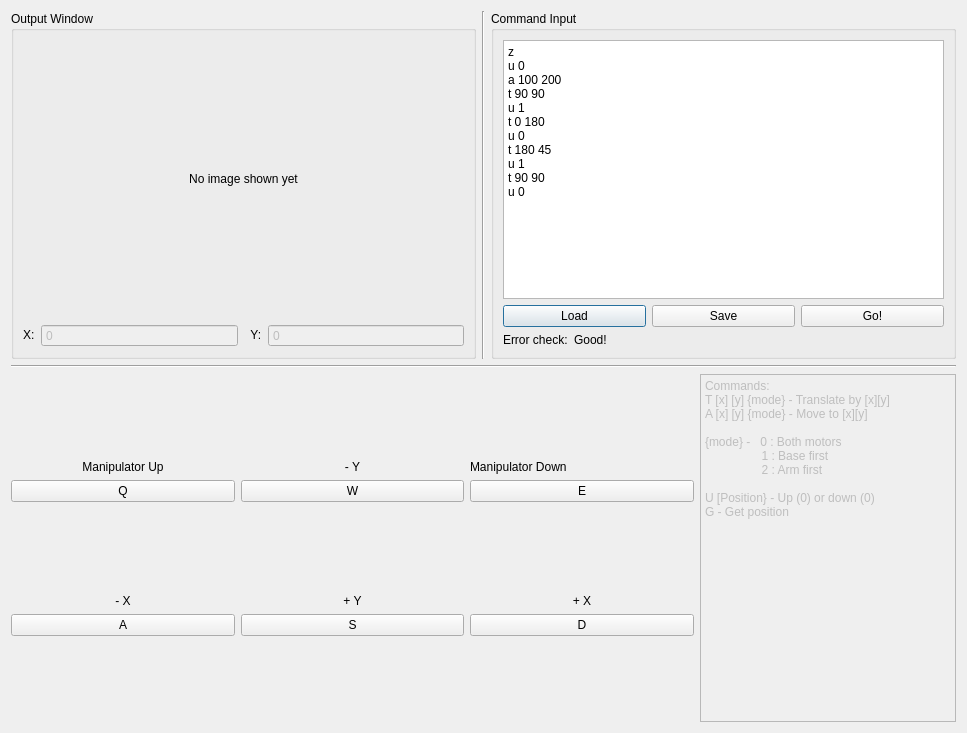
Old version of the form GUI.ui in the repository Flawededge/Uni_RobotArmGui.
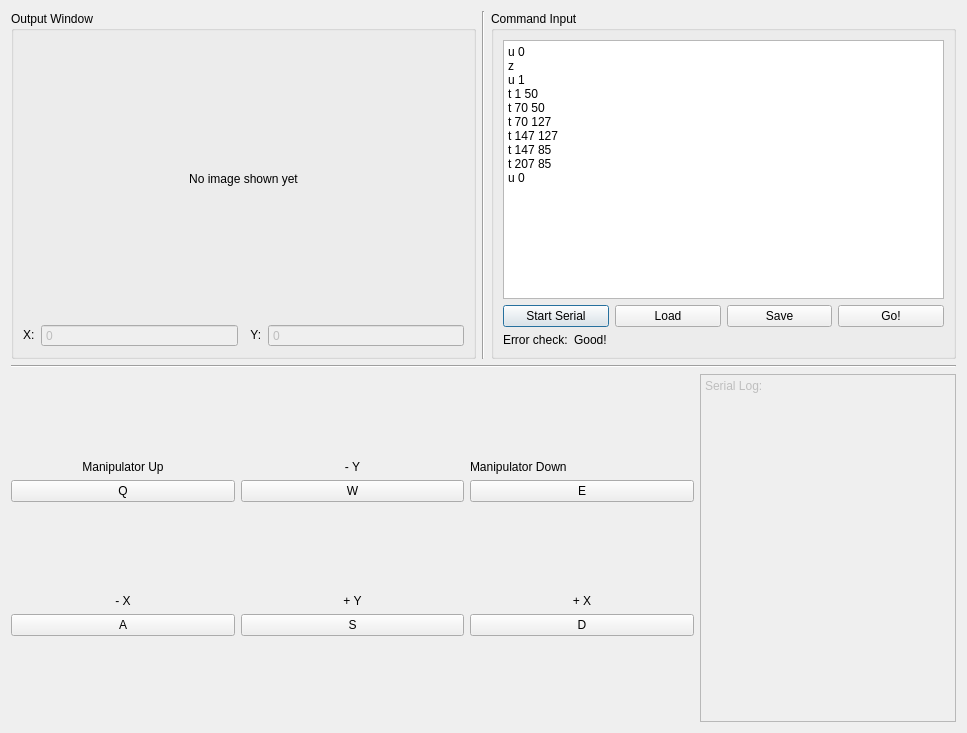
New version of the form.

Patch:
```diff
--- a/GUI.ui
+++ b/GUI.ui
@@ -144,22 +144,28 @@
            </sizepolicy>
           </property>
           <property name="plainText">
-           <string>z
-u 0
-a 100 200
-t 90 90
+           <string>u 0
+z
 u 1
-t 0 180
-u 0
-t 180 45
-u 1
-t 90 90
+t 1 50
+t 70 50
+t 70 127
+t 147 127
+t 147 85
+t 207 85
 u 0</string>
           </property>
          </widget>
         </item>
         <item>
          <layout class="QHBoxLayout" name="horizontalLayout">
+          <item>
+           <widget class="QPushButton" name="bStart">
+            <property name="text">
+             <string>Start Serial</string>
+            </property>
+           </widget>
+          </item>
           <item>
            <widget class="QPushButton" name="bLoad">
             <property name="text">
@@ -403,16 +409,8 @@
         </sizepolicy>
        </property>
        <property name="plainText">
-        <string>Commands:
-T [x] [y] {mode} - Translate by [x][y]
-A [x] [y] {mode} - Move to [x][y]
-
-{mode} -   0 : Both motors
-                 1 : Base first
-                 2 : Arm first
-
-U [Position} - Up (0) or down (0)
-G - Get position</string>
+        <string>Serial Log:
+</string>
        </property>
       </widget>
      </item>
```
